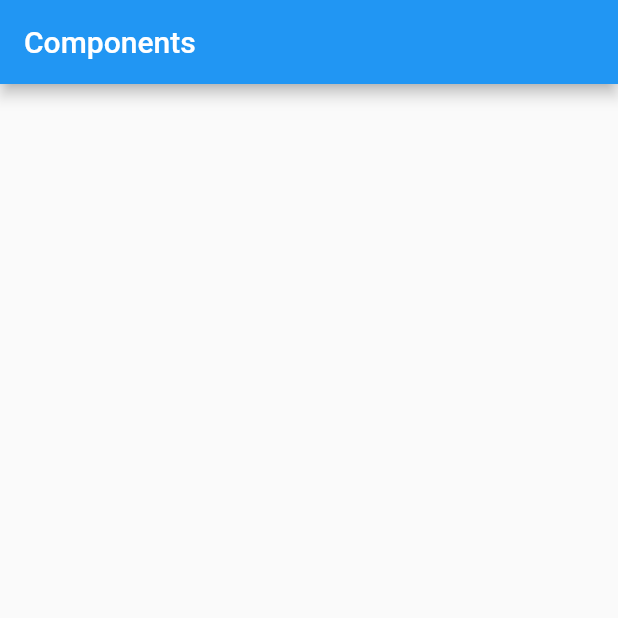
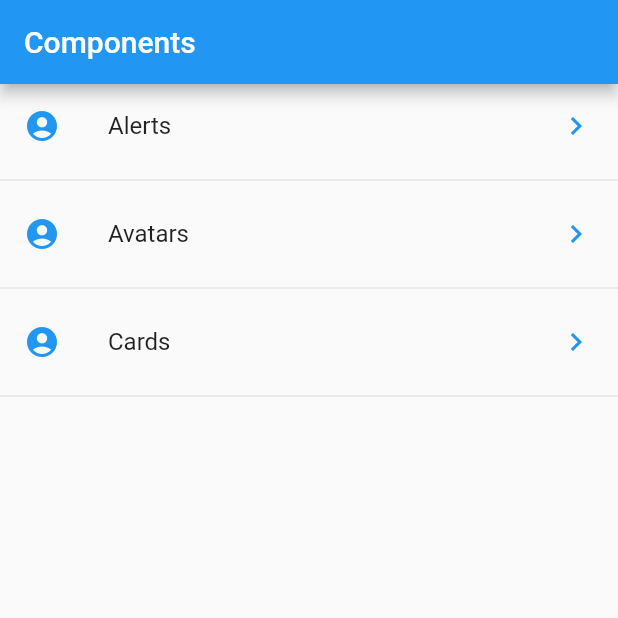
Before and after one commit to malberquilla/flutter-course-examples, a Flutter app: the screen it shows after launch, on a phone screen of 412 x 824 dp, the top half of it. Run offline on Flutter 3.47's test engine with Material 2 defaults, Android fonts, the phone set to English and light mode, and no system bars.

Commit message:
Added provider to load options from json file

```diff
--- /dev/null
+++ b/flutter-components/data/menu_opts.json
@@ -0,0 +1,20 @@
+{
+    "appName": "Components",
+    "routes": [
+        {
+            "ruote": "alert",
+            "icon": "add_alert",
+            "text": "Alerts"
+        },
+        {
+            "ruote": "avatar",
+            "icon": "accessibility",
+            "text": "Avatars"
+        },
+        {
+            "ruote": "card",
+            "icon": "folder_open",
+            "text": "Cards"
+        }
+    ]
+}
--- a/flutter-components/lib/src/pages/home_page.dart
+++ b/flutter-components/lib/src/pages/home_page.dart
@@ -1,4 +1,6 @@
 import 'package:flutter/material.dart';
+
+import 'package:components/src/providers/menu_provider.dart';
 
 class HomePage extends StatelessWidget {
   const HomePage({Key key}) : super(key: key);
@@ -9,5 +11,33 @@ class HomePage extends StatelessWidget {
         appBar: AppBar(title: Text('Components')), body: _loadList());
   }
 
-  _loadList() {}
+  Widget _loadList() {
+    // menuProvider.dataLoad();
+
+    return FutureBuilder(
+      future: menuProvider.dataLoad(),
+      initialData: [],
+      builder: (context, AsyncSnapshot<List<dynamic>> snapshot) {
+        print(snapshot.data);
+        return ListView(
+          children: _loadListItems(snapshot.data),
+        );
+      },
+    );
+  }
+
+  List<Widget> _loadListItems(List<dynamic> data) {
+    final List<Widget> opts = [];
+    data.forEach((opt) {
+      final widget = ListTile(
+          title: Text(opt['text']),
+          leading: Icon(Icons.account_circle, color: Colors.blue),
+          trailing: Icon(Icons.keyboard_arrow_right, color: Colors.blue),
+          onTap: () {});
+
+      opts..add(widget)..add(Divider());
+    });
+
+    return opts;
+  }
 }
--- a/flutter-components/pubspec.yaml
+++ b/flutter-components/pubspec.yaml
@@ -41,9 +41,8 @@ flutter:
   uses-material-design: true
 
   # To add assets to your application, add an assets section, like this:
-  # assets:
-  #  - images/a_dot_burr.jpeg
-  #  - images/a_dot_ham.jpeg
+  assets:
+    - data/menu_opts.json
 
   # An image asset can refer to one or more resolution-specific "variants", see
   # https://flutter.dev/assets-and-images/#resolution-aware.
```
Also changed, not shown: flutter-components/lib/src/providers/menu_provider.dart (added, +22 -0 lines).
